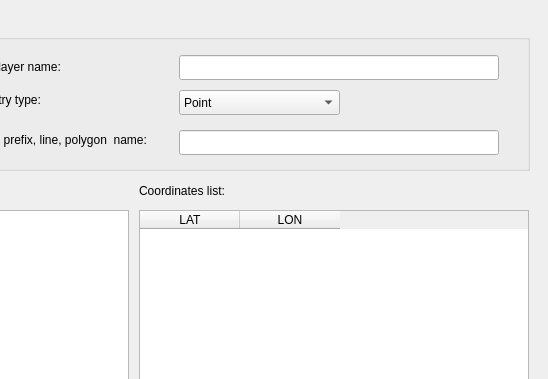
Old version of the form plaintext_to_geometry/plaintext_to_geometry_dialog_base.ui in the repository strpaw/qgis3-plain-text-to-geometry; both pictures show x 651 to 1199 and y 0 to 379 of the 1199 by 673 pixel window.
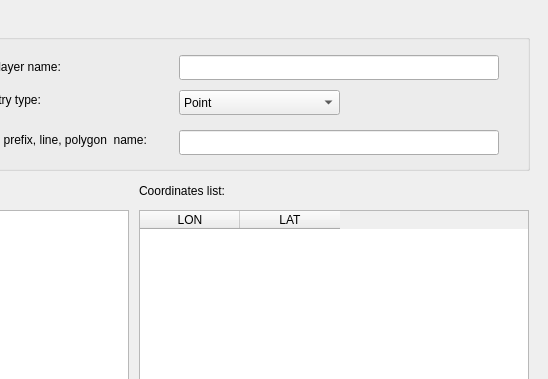
New version of the form.

Commit message: Extract coordinates from plain text

```diff
--- a/plaintext_to_geometry/plaintext_to_geometry_dialog_base.ui
+++ b/plaintext_to_geometry/plaintext_to_geometry_dialog_base.ui
@@ -326,16 +326,16 @@
      <height>380</height>
     </rect>
    </property>
-   <column>
-    <property name="text">
-     <string>LAT</string>
-    </property>
-   </column>
    <column>
     <property name="text">
      <string>LON</string>
     </property>
    </column>
+   <column>
+    <property name="text">
+     <string>LAT</string>
+    </property>
+   </column>
   </widget>
   <widget class="QLabel" name="label_13">
    <property name="geometry">
```
Left out of the diff: 5 changed lines with no effect on the pictures. The commit also changes 1 other file.
